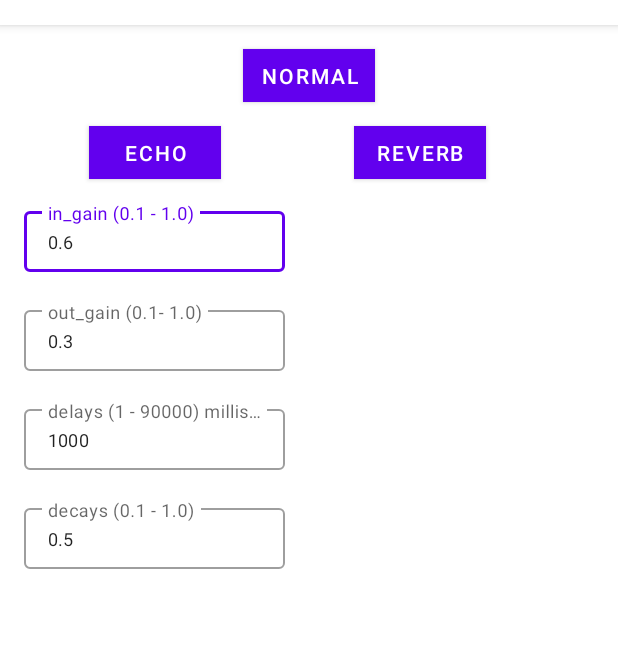
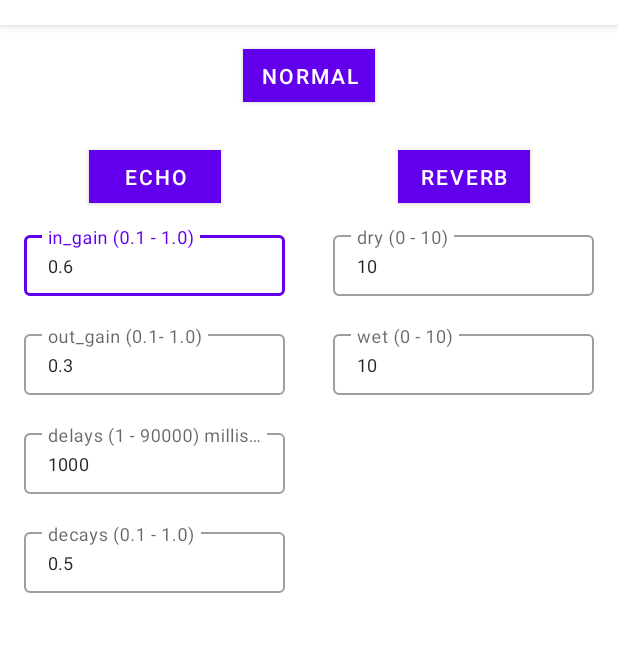
Before and after one commit to ericktijerou/audio-effects, an Android app: the EffectsActivity screen opened directly, with no data from a screen before it, on a phone screen of 412 x 824 dp, the part 59-711 px from its top. Run offline under Robolectric (Android 15) with nearby library versions, the phone set to English and light mode, and no system bars; libraries missing offline, so code that uses them is left out: com.arthenica.ffmpegkit.

Commit message:
Add dynamic parameters of reverb

```diff
--- a/app/src/main/java/com/ericktijerou/audioeffects/EffectsActivity.kt
+++ b/app/src/main/java/com/ericktijerou/audioeffects/EffectsActivity.kt
@@ -27,15 +27,22 @@ class EffectsActivity : AppCompatActivity(), FFMpegCallback {
     private val tiEchoOutGain by lazy { findViewById<TextInputLayout>(R.id.tiEchoOutGain) }
     private val tiEchoDelays by lazy { findViewById<TextInputLayout>(R.id.tiEchoDelays) }
     private val tiEchoDecays by lazy { findViewById<TextInputLayout>(R.id.tiEchoDecays) }
+    private val tiReverbDry by lazy { findViewById<TextInputLayout>(R.id.tiReverbDry) }
+    private val tiReverbWet by lazy { findViewById<TextInputLayout>(R.id.tiReverbWet) }
     private val etEchoInGain by lazy { findViewById<TextInputEditText>(R.id.etEchoInGain) }
     private val etEchoOutGain by lazy { findViewById<TextInputEditText>(R.id.etEchoOutGain) }
     private val etEchoDelays by lazy { findViewById<TextInputEditText>(R.id.etEchoDelays) }
     private val etEchoDecays by lazy { findViewById<TextInputEditText>(R.id.etEchoDecays) }
+    private val etReverbDry by lazy { findViewById<TextInputEditText>(R.id.etReverbDry) }
+    private val etReverbWet by lazy { findViewById<TextInputEditText>(R.id.etReverbWet) }
     private var isEchoInGainValid = true
     private var isEchoOutGainValid = true
     private var isEchoDelayValid = true
     private var isEchoDecaysValid = true
+    private var isReverbDryValid = true
+    private var isReverbWetValid = true
     private val btnEcho by lazy { findViewById<Button>(R.id.btnEcho) }
+    private val btnReverb by lazy { findViewById<Button>(R.id.btnReverb) }
     public override fun onCreate(icicle: Bundle?) {
         super.onCreate(icicle)
         setContentView(R.layout.activity_effects)
@@ -51,7 +58,7 @@ class EffectsActivity : AppCompatActivity(), FFMpegCallback {
             playNormal()
         }
         findViewById<Button>(R.id.btnReverb).setOnClickListener {
-            playChipmunk()
+            playReverb()
         }
         btnEcho.setOnClickListener {
             playEcho()
@@ -110,11 +117,40 @@ class EffectsActivity : AppCompatActivity(), FFMpegCallback {
             }
             updateEchoButton()
         }
+        etReverbDry.addTextChangedListener {
+            it?.run {
+                isReverbDryValid = (isNotEmpty() && (this.toString().toInt() in 0..10)).also { isValid ->
+                    if (isValid) {
+                        tiReverbDry.error = null
+                    } else {
+                        tiReverbDry.error = "Value is out of range"
+                    }
+                }
+            }
+            updateReverbButton()
+        }
+        etReverbWet.addTextChangedListener {
+            it?.run {
+                isReverbWetValid = (isNotEmpty() && (this.toString().toInt() in 0..10)).also { isValid ->
+                    if (isValid) {
+                        tiReverbWet.error = null
+                    } else {
+                        tiReverbWet.error = "Value is out of range"
+                    }
+                }
+            }
+            updateReverbButton()
+        }
     }
 
     private fun updateEchoButton() {
         btnEcho.isEnabled = isEchoInGainValid && isEchoOutGainValid && isEchoDelayValid && isEchoDecaysValid
     }
+
+    private fun updateReverbButton() {
+        btnReverb.isEnabled = isReverbDryValid && isReverbWetValid
+    }
+
     private fun start() {
         player = MediaPlayer()
         try {
@@ -136,14 +172,14 @@ class EffectsActivity : AppCompatActivity(), FFMpegCallback {
         mediaConverter?.execute(options)
     }
 
-    private fun playChipmunk() {
+    private fun playReverb() {
         val dir = File(filesDir, "recordFiles").createDirIfNotExists()
         fileNameNew = dir.absolutePath + "/audioRecordReverb.aac"
         showProgress()
         if (player != null) {
             player?.stop()
         }
-        val source = AudioFile(getFileFromAssets(this, "clap.mp3").getAbsolutePath(), 0)
+        val source = AudioFile(getFileFromAssets(this, "clap.mp3").absolutePath, 0)
         val temporarymp3 = createTempFile(
             suffix = ".mp3",
             directory = File(getExternalFilesDir(null)?.absolutePath.orEmpty()),
@@ -158,7 +194,7 @@ class EffectsActivity : AppCompatActivity(), FFMpegCallback {
             "-i",
             source.filePath,
             "-filter_complex",
-            "[0] [1] afir=dry=10:wet=10 [reverb]; [0] [reverb] amix=inputs=2:weights=10 1",
+            "[0] [1] afir=dry=${etReverbDry.text}:wet=${etReverbWet.text} [reverb]; [0] [reverb] amix=inputs=2:weights=10 1",
             fileNameNew
         )
         mediaConverter?.execute(cmd1)
--- a/app/src/main/res/layout/activity_effects.xml
+++ b/app/src/main/res/layout/activity_effects.xml
@@ -144,6 +144,50 @@
 
     </com.google.android.material.textfield.TextInputLayout>
 
+    <com.google.android.material.textfield.TextInputLayout
+        android:id="@+id/tiReverbDry"
+        style="@style/Widget.MaterialComponents.TextInputLayout.OutlinedBox"
+        android:layout_width="0dp"
+        android:layout_height="50dp"
+        android:layout_margin="16dp"
+        app:layout_constraintEnd_toEndOf="parent"
+        app:layout_constraintStart_toStartOf="@id/guideLine"
+        app:layout_constraintTop_toBottomOf="@id/btnReverb">
+
+        <com.google.android.material.textfield.TextInputEditText
+            android:id="@+id/etReverbDry"
+            android:layout_width="match_parent"
+            android:layout_height="wrap_content"
+            android:hint="dry (0 - 10)"
+            android:inputType="number"
+            android:padding="12dp"
+            android:text="10"
+            android:textSize="12sp" />
+
+    </com.google.android.material.textfield.TextInputLayout>
+
+    <com.google.android.material.textfield.TextInputLayout
+        android:id="@+id/tiReverbWet"
+        style="@style/Widget.MaterialComponents.TextInputLayout.OutlinedBox"
+        android:layout_width="0dp"
+        android:layout_height="50dp"
+        android:layout_margin="16dp"
+        app:layout_constraintEnd_toEndOf="parent"
+        app:layout_constraintStart_toStartOf="@id/guideLine"
+        app:layout_constraintTop_toBottomOf="@id/tiReverbDry">
+
+        <com.google.android.material.textfield.TextInputEditText
+            android:id="@+id/etReverbWet"
+            android:layout_width="match_parent"
+            android:layout_height="wrap_content"
+            android:hint="wet (0 - 10)"
+            android:inputType="number"
+            android:padding="12dp"
+            android:text="10"
+            android:textSize="12sp" />
+
+    </com.google.android.material.textfield.TextInputLayout>
+
     <Button
         android:id="@+id/btnNormal"
         android:layout_width="wrap_content"
@@ -160,7 +204,7 @@
         android:id="@+id/btnEcho"
         android:layout_width="wrap_content"
         android:layout_height="35dp"
-        android:layout_marginTop="16dp"
+        android:layout_marginTop="32dp"
         android:background="@drawable/bg_button"
         android:padding="0dp"
         android:text="ECHO"
@@ -172,12 +216,12 @@
         android:id="@+id/btnReverb"
         android:layout_width="wrap_content"
         android:layout_height="35dp"
-        android:layout_marginTop="16dp"
+        android:layout_marginTop="32dp"
         android:background="@drawable/bg_button"
         android:padding="0dp"
         android:text="REVERB"
-        app:layout_constraintEnd_toEndOf="parent"
-        app:layout_constraintStart_toEndOf="@+id/btnEcho"
+        app:layout_constraintEnd_toEndOf="@id/tiReverbDry"
+        app:layout_constraintStart_toStartOf="@id/tiReverbDry"
         app:layout_constraintTop_toBottomOf="@id/btnNormal" />
 
     <androidx.constraintlayout.widget.Guideline
```
